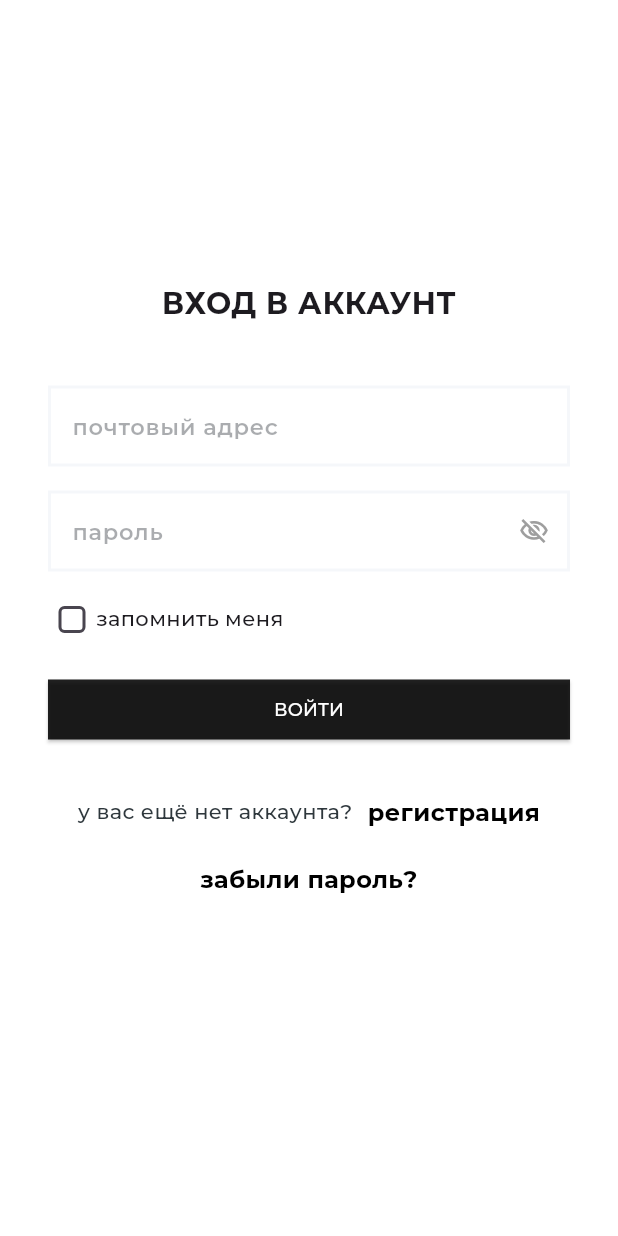
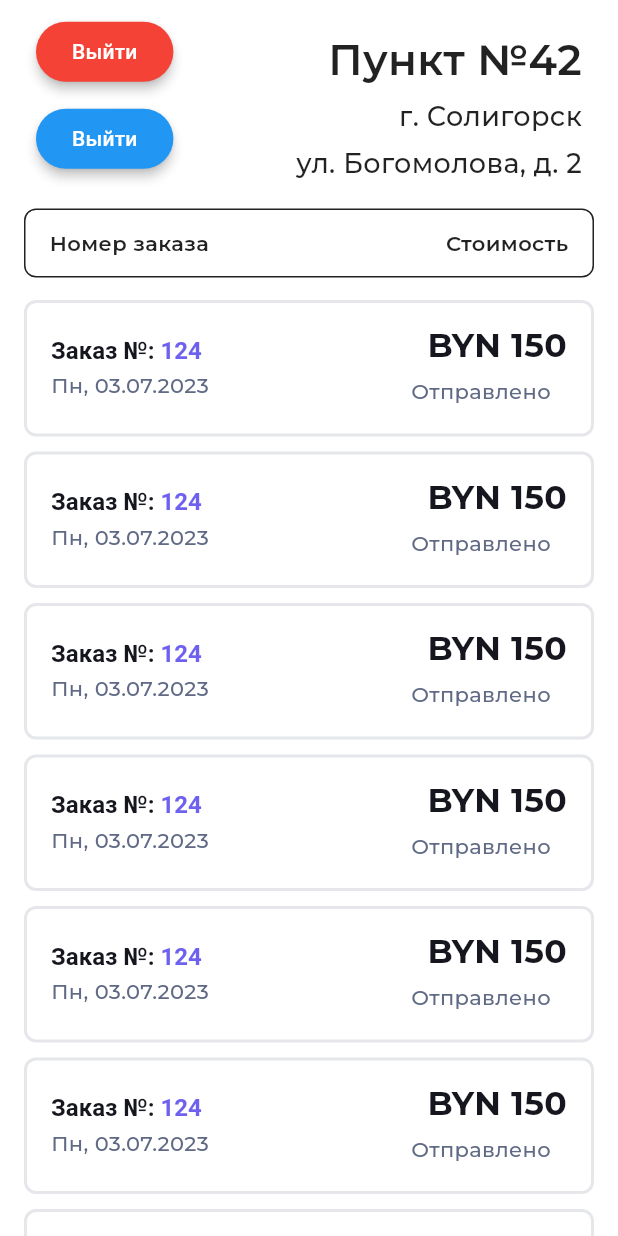
Before and after one commit to shufladka/CSaN-WHManagement, a Flutter app: the screen it shows after launch, on a phone screen of 412 x 824 dp. Run offline on Flutter 3.47's test engine with Material 3 defaults, Android fonts, the phone set to English and light mode, and no system bars; our stand-ins replace firebase_auth, firebase_core, google_fonts, shared_preferences; accounts and stored records are empty.

Commit message:
creating new functionality

```diff
--- a/lib/main.dart
+++ b/lib/main.dart
@@ -1,3 +1,4 @@
+import 'package:csan/pages/home/test_page.dart';
 import 'package:firebase_core/firebase_core.dart';
 // import 'package:flutter/foundation.dart';
 import 'firebase_options.dart';
@@ -16,41 +17,6 @@ Future<void> main() async {
   runApp(const MyApp());
 }
 
-/*
-class MyApp extends StatelessWidget {
-  const MyApp({super.key});
-
-  @override
-  Widget build(BuildContext context) {
-    return MaterialApp(
-      title: 'title',
-      theme: ThemeData(
-        // Здесь вы можете настроить тему приложения, если необходимо
-        primarySwatch: Colors.blue,
-
-        // отключает анимации, но при этом появляются фризы и задержки
-        // pageTransitionsTheme: const PageTransitionsTheme(builders: {
-        //   TargetPlatform.android: NoTransitionsPageTransitionsBuilder(),
-        //   TargetPlatform.iOS: NoTransitionsPageTransitionsBuilder(),
-        //   TargetPlatform.linux: NoTransitionsPageTransitionsBuilder(),
-        //   TargetPlatform.macOS: NoTransitionsPageTransitionsBuilder(),
-        //   TargetPlatform.windows: NoTransitionsPageTransitionsBuilder(),
-        // }),
-      ),
-      initialRoute: 'lobby', // начальная страница
-      routes: {
-        '/': (context) => const SignInPage(), // начальная страница
-        'sign_in': (context) => const SignInPage(), // вход в приложение
-        'sign_up': (context) => const SignUpPage(), // регистрация
-        'pass_reset': (context) => const PassResetPage(), // сброс пароля
-        'lobby':  (context) => const LobbyPage(), // лобби приложения
-      },
-    );
-  }
-}
-
- */
-
 class MyApp extends StatelessWidget {
   const MyApp({Key? key}) : super(key: key);
 
@@ -61,7 +27,7 @@ class MyApp extends StatelessWidget {
       theme: ThemeData(
         primarySwatch: Colors.blue,
       ),
-      initialRoute: '/',
+      initialRoute: 'test',
       onGenerateRoute: (settings) {
         return MaterialPageRoute(
           builder: (context) {
@@ -76,6 +42,8 @@ class MyApp extends StatelessWidget {
                 return const PassResetPage();
               case 'lobby':
                 return const LobbyPage();
+              case 'test':
+                return const TestPage();
               default:
                 return const SignInPage();
             }
@@ -92,7 +60,6 @@ class MyNavigatorObserver extends NavigatorObserver {
   void didPush(Route<dynamic> route, Route<dynamic>? previousRoute) {
     // Проверка на переход из адресной строки
     if (previousRoute != null && route.settings.name != previousRoute.settings.name) {
-      print("Attempted navigation via address bar prevented!");
       Navigator.of(route.navigator!.context).pop();
     }
   }
--- a/lib/pages/home/lobby_page.dart
+++ b/lib/pages/home/lobby_page.dart
@@ -71,75 +71,6 @@ class _LobbyPageState extends State<LobbyPage> {
       ),
     );
   }
-
-  /*
-  @override
-  Widget build(BuildContext context) {
-    return Title(
-      title: 'lobby',
-      color: Theme.of(context).primaryColor.withAlpha(0XFF),
-      child: Scaffold(
-        key: scaffoldKey,
-        backgroundColor: Colors.white,
-        body: Align(
-          alignment: const AlignmentDirectional(0.00, 0.00),
-          child: SingleChildScrollView(
-            child: StreamBuilder<User?>(
-              stream: _authStream,
-              builder: (context, snapshot) {
-                if (snapshot.connectionState == ConnectionState.active) {
-                  final user = snapshot.data;
-
-                  if (user != null) {
-                    // Пользователь аутентифицирован, отображаем содержимое Lobby
-                    return buildLobbyContent(context, user);
-                  } else {
-                    // Пользователь не аутентифицирован, направляем на страницу входа
-                    WidgetsBinding.instance!.addPostFrameCallback((_) {
-                      Navigator.pushReplacementNamed(context, "sign_in");
-                    });
-
-                    return const SizedBox.shrink();
-                  }
-                } else {
-                  // Ожидание состояния аутентификации
-                  return const CircularProgressIndicator();
-                }
-              },
-            ),
-          ),
-        ),
-      ),
-    );
-  }
-
-  // Добавил метод для построения содержимого Lobby
-  Widget buildLobbyContent(BuildContext context, User user) {
-    return Container(
-      padding: const EdgeInsets.all(16.0),
-      child: Column(
-        crossAxisAlignment: CrossAxisAlignment.center,
-        mainAxisAlignment: MainAxisAlignment.center,
-        children: [
-          const Text(
-            'Добро пожаловать в Лобби!',
-            style: TextStyle(fontSize: 24.0),
-          ),
-          const SizedBox(height: 16.0),
-          Text(
-            'Пользователь: ${user.displayName}',
-            style: TextStyle(fontSize: 18.0),
-          ),
-          const SizedBox(height: 16.0),
-          // Ваши другие элементы и функциональность страницы
-          buildSubmitButton(context),
-          const SizedBox(height: 16.0),
-          buildClearUserDataButton(context),
-        ],
-      ),
-    );
-  }
-  */
 
   Widget buildSignInContainer(BuildContext context) {
     return Container(
--- /dev/null
+++ b/lib/pages/home/test_page.dart
@@ -0,0 +1,462 @@
+import 'package:flutter/material.dart';
+import 'package:google_fonts/google_fonts.dart';
+
+class TestPage extends StatefulWidget {
+  const TestPage({Key? key}) : super(key: key);
+
+  @override
+  _TestPageState createState() => _TestPageState();
+}
+
+class _TestPageState extends State<TestPage> {
+  final scaffoldKey = GlobalKey<ScaffoldState>();
+  final unfocusNode = FocusNode();
+
+  @override
+  void initState() {
+    super.initState();
+    WidgetsBinding.instance.addPostFrameCallback((_) => setState(() {}));
+  }
+
+  @override
+  void dispose() {
+    unfocusNode.dispose();
+    super.dispose();
+  }
+
+  @override
+  Widget build(BuildContext context) {
+    return Title(
+      title: 'test page',
+      color: Colors.white,
+      child: GestureDetector(
+        onTap: () {
+          if (unfocusNode.canRequestFocus) {
+            FocusScope.of(context).requestFocus(unfocusNode);
+          } else {
+            FocusScope.of(context).unfocus();
+          }
+        },
+        child: Scaffold(
+          key: scaffoldKey,
+          backgroundColor: Colors.white,
+          body: SafeArea(
+            top: true,
+            child: Row(
+              mainAxisSize: MainAxisSize.max,
+              crossAxisAlignment: CrossAxisAlignment.start,
+              children: [
+                Expanded(
+                  child: Align(
+                    alignment: const AlignmentDirectional(0, -1),
+                    child: Container(
+                      width: double.infinity,
+                      constraints: const BoxConstraints(
+                        maxWidth: 1170,
+                        minWidth: 360,
+                      ),
+                      decoration: const BoxDecoration(),
+                      child: SingleChildScrollView(
+                        child: Column(
+                          mainAxisSize: MainAxisSize.max,
+                          crossAxisAlignment: CrossAxisAlignment.start,
+                          children: [
+                            buildHeader(context),
+                            buildOrderHeader(context),
+                            buildOrderCard(context),
+                            buildOrderCard(context),
+                            buildOrderCard(context),
+                            buildOrderCard(context),
+                            buildOrderCard(context),
+                            buildOrderCard(context),
+                            buildOrderCard(context),
+                            buildOrderCard(context),
+                            buildOrderCard(context),
+                            buildOrderCard(context),
+                            buildOrderCard(context),
+                            buildOrderCard(context),
+                            buildOrderCard(context),
+                            buildOrderCard(context),
+                            buildOrderCard(context),
+                            buildOrderCard(context),
+                            buildOrderCard(context),
+                            buildOrderCard(context),
+                            buildOrderCard(context),
+                            emptyTextWidget(),
+                          ],
+                        ),
+                      ),
+                    ),
+                  ),
+                ),
+              ],
+            ),
+          ),
+        ),
+      ),
+    );
+  }
+
+  Widget buildFirstButton(BuildContext context) {
+    return Align(
+      alignment: const AlignmentDirectional(0, 0),
+      child: Padding(
+        padding: const EdgeInsetsDirectional.fromSTEB(
+            24, 0, 0, 10),
+        child: ElevatedButton(
+          onPressed: () {
+            print('Button pressed ...');
+          },
+          style: ElevatedButton.styleFrom(
+            backgroundColor: Colors.red,
+            elevation: 3,
+          ),
+          child: Text(
+            'Выйти',
+            style: GoogleFonts.outfit(
+              color: Colors.white,
+            ),
+          ),
+        ),
+      ),
+    );
+  }
+
+  Widget buildSecondButton(BuildContext context) {
+    return Align(
+      alignment: const AlignmentDirectional(0, 0),
+      child: Padding(
+        padding: const EdgeInsetsDirectional.fromSTEB(
+            24, 0, 0, 0),
+        child: ElevatedButton(
+          onPressed: () {
+            print('Button pressed ...');
+          },
+          style: ElevatedButton.styleFrom(
+            backgroundColor: Colors.blue,
+            elevation: 3,
+          ),
+          child: Text(
+            'Выйти',
+            style: GoogleFonts.outfit(
+              color: Colors.white,
+            ),
+          ),
+        ),
+      ),
+    );
+  }
+
+  Widget buildWarehouseNameText(BuildContext context) {
+    return Align(
+      alignment: const AlignmentDirectional(1, 0),
+      child: Padding(
+        padding: const EdgeInsetsDirectional.fromSTEB(0, 20, 24, 0),
+        child: Text(
+          'Пункт №42',
+          style: GoogleFonts.montserrat(
+            color: Colors.black87,
+            fontSize: 28,
+            fontWeight: FontWeight.w600,
+          ),
+        ),
+      ),
+    );
+  }
+
+  Widget buildCityNameText(BuildContext context) {
+    return Align(
+      alignment: const AlignmentDirectional(1, 0),
+      child: Padding(
+        padding: const EdgeInsetsDirectional.fromSTEB(0, 5, 24, 0),
+        child: Text(
+          'г. Солигорск',
+          style: GoogleFonts.montserrat(
+            color: Colors.black87,
+            fontSize: 18,
+            fontWeight: FontWeight.w500,
+          ),
+        ),
+      ),
+    );
+  }
+
+  Widget buildStreetNameText(BuildContext context) {
+    return Align(
+      alignment: const AlignmentDirectional(1, 0),
+      child: Padding(
+        padding: const EdgeInsetsDirectional.fromSTEB(0, 5, 24, 5),
+        child: Text(
+          'ул. Богомолова, д. 2',
+          style: GoogleFonts.montserrat(
+            color: Colors.black87,
+            fontSize: 18,
+            fontWeight: FontWeight.w500,
+          ),
+        ),
+      ),
+    );
+  }
+
+  // шапка навигационного меню
+  Widget buildHeader(BuildContext context) {
+    return Row(
+      mainAxisSize: MainAxisSize.max,
+      children: [
+        Column(
+          mainAxisSize: MainAxisSize.max,
+          children: [
+            buildFirstButton(context),
+            buildSecondButton(context),
+          ],
+        ),
+        Expanded(
+          child: Align(
+            alignment: const AlignmentDirectional(1, 0),
+            child: Column(
+              mainAxisSize: MainAxisSize.max,
+              children: [
+                buildWarehouseNameText(context),
+                buildCityNameText(context),
+                buildStreetNameText(context),
+              ],
+            ),
+          ),
+        ),
+      ],
+    );
+  }
+
+  // шапка над списком заказов
+  Widget buildOrderHeader(BuildContext buildContext) {
+    final screenWidth = MediaQuery.of(context).size.width;
+
+    return Padding(
+      padding: const EdgeInsetsDirectional.fromSTEB(16, 12, 16, 10),
+      child: Container(
+        width: double.infinity,
+        constraints: const BoxConstraints(
+          maxWidth: double.infinity,
+        ),
+        decoration: BoxDecoration(
+          color: Colors.white30,
+          borderRadius: BorderRadius.circular(8),
+          border: Border.all(
+            color: Colors.black87,
+            width: 1,
+          ),
+        ),
+        child: Padding(
+          padding: const EdgeInsetsDirectional.fromSTEB(16, 12, 16, 12),
+          child: Row(
+            mainAxisSize: MainAxisSize.max,
+            mainAxisAlignment: MainAxisAlignment.spaceBetween,
+            children: [
+              Expanded(
+                flex: 4,
+                child: Text(
+                  'Номер заказа',
+                  style: GoogleFonts.montserrat(
+                    color: Colors.black87,
+                    fontSize: 14,
+                    fontWeight: FontWeight.w600,
+                  ),
+                ),
+              ),
+              if (screenWidth > 650) // ограничение по минимальной ширине
+                Expanded(
+                  flex: 1,
+                  child: Text(
+                    'Вес',
+                    style: GoogleFonts.montserrat(
+                      color: Colors.black87,
+                      fontSize: 14,
+                      fontWeight: FontWeight.w600,
+                    ),
+                  ),
+                ),
+              if (screenWidth > 650) // ограничение по минимальной ширине
+                Expanded(
+                  flex: 2,
+                  child: Text(
+                    'Статус заказа',
+                    style: GoogleFonts.montserrat(
+                      color: Colors.black87,
+                      fontSize: 14,
+                      fontWeight: FontWeight.w600,
+                    ),
+                  ),
+                ),
+              Expanded(
+                flex: 2,
+                child: Text(
+                  'Стоимость',
+                  textAlign: TextAlign.end,
+                  style: GoogleFonts.montserrat(
+                    color: Colors.black87,
+                    fontSize: 14,
+                    fontWeight: FontWeight.w600,
+                  ),
+                ),
+              ),
+            ],
+          ),
+        ),
+      ),
+    );
+  }
+
+
+  // добавляет пустое поле внизу страницы
+  Widget emptyTextWidget() {
+    return const Padding(
+      padding: EdgeInsetsDirectional.fromSTEB(0, 20, 0, 20),
+      child: Text(''),
+    );
+  }
+
+
+  Widget buildOrderCard(BuildContext context) {
+    return Padding(
+      padding: const EdgeInsetsDirectional.fromSTEB(16, 5, 16, 5),
+      child: Container(
+        width: MediaQuery.of(context).size.width,
+        decoration: BoxDecoration(
+          color: Colors.white,
+          borderRadius: BorderRadius.circular(8),
+          border: Border.all(
+            color: const Color(0xFFE5E7EB),
+            width: 2,
+          ),
+        ),
+        child: Padding(
+          padding: const EdgeInsetsDirectional.fromSTEB(16, 12, 16, 12),
+          child: Row(
+            mainAxisSize: MainAxisSize.max,
+            mainAxisAlignment: MainAxisAlignment.spaceBetween,
+            children: [
+              Expanded(
+                flex: 4,
+                child: Padding(
+                  padding: const EdgeInsetsDirectional.fromSTEB(0, 0, 12, 0),
+                  child: Column(
+                    mainAxisSize: MainAxisSize.max,
+                    mainAxisAlignment: MainAxisAlignment.center,
+                    crossAxisAlignment: CrossAxisAlignment.start,
+                    children: [
+                      _buildRichText(context),
+                      Padding(
+                        padding: const EdgeInsetsDirectional.fromSTEB(0, 4, 0, 0),
+                        child: Text(
+                          'Пн, 03.07.2023',
+                          style: GoogleFonts.montserrat(
+                            color: const Color(0xFF606A85),
+                            fontSize: 14,
+                            fontWeight: FontWeight.w500,
+                          ),
+                        ),
+                      ),
+                    ],
+                  ),
+                ),
+              ),
+              if (MediaQuery.of(context).size.width > 650)
+                Expanded(
+                  flex: 1,
+                  child: _buildContainer('2,5 кг', const Color(0xFFF1F4F8)),
+                ),
+              if (MediaQuery.of(context).size.width > 650)
+                Expanded(
+                  flex: 2,
+                  // child: _buildContainer('Shipped', const Color(0x4D9489F5), const Color(0xFF6F61EF)),
+                  child: _buildContainer('Отправлено', const Color(0x4D9489F5)),
+                ),
+              Expanded(
+                flex: 2,
+                child: _buildColumn(context),
+              ),
+            ],
+          ),
+        ),
+      ),
+    );
+  }
+
+  Widget _buildRichText(BuildContext context) {
+    return RichText(
+      text: TextSpan(
+        children: const [
+          TextSpan(
+            text: 'Заказ №: ',
+            style: TextStyle(),
+          ),
+          TextSpan(
+            text: '124',
+            style: TextStyle(
+              color: Color(0xFF6F61EF),
+              fontWeight: FontWeight.bold,
+            ),
+          ),
+        ],
+        style: GoogleFonts.montserrat(
+          color: const Color(0xFF15161E),
+          fontSize: 16,
+          fontWeight: FontWeight.w600,
+        ),
+      ),
+    );
+  }
+
+  Widget _buildContainer(String text, Color color) {
+    return SizedBox(
+      height: 32,
+      // decoration: BoxDecoration(
+      //   color: color,
+      //   borderRadius: BorderRadius.circular(12),
+      //   border: Border.all(
+      //     color: borderColor,
+      //     width: 2,
+      //   ),
+      // ),
+      child: Align(
+        alignment: const AlignmentDirectional(0, 0),
+        child: Padding(
+          padding: const EdgeInsetsDirectional.fromSTEB(7, 0, 7, 0),
+          child: Text(
+            text,
+            style: GoogleFonts.montserrat(
+              color: const Color(0xFF606A85),
+              fontSize: 14,
+              fontWeight: FontWeight.w500,
+            ),
+          ),
+        ),
+      ),
+    );
+  }
+
+  Widget _buildColumn(BuildContext context) {
+    return Column(
+      mainAxisSize: MainAxisSize.max,
+      crossAxisAlignment: CrossAxisAlignment.end,
+      children: [
+        Text(
+          'BYN 150',
+          textAlign: TextAlign.end,
+          style: GoogleFonts.montserrat(
+            color: const Color(0xFF15161E),
+            fontSize: 22,
+            fontWeight: FontWeight.bold,
+          ),
+        ),
+        if (MediaQuery.of(context).size.width <= 650)
+          Padding(
+            padding: const EdgeInsetsDirectional.fromSTEB(0, 0, 0, 0),
+            child: _buildContainer('Отправлено', const Color(0x4D9489F5)),
+          ),
+      ],
+    );
+  }
+
+
+}
```
